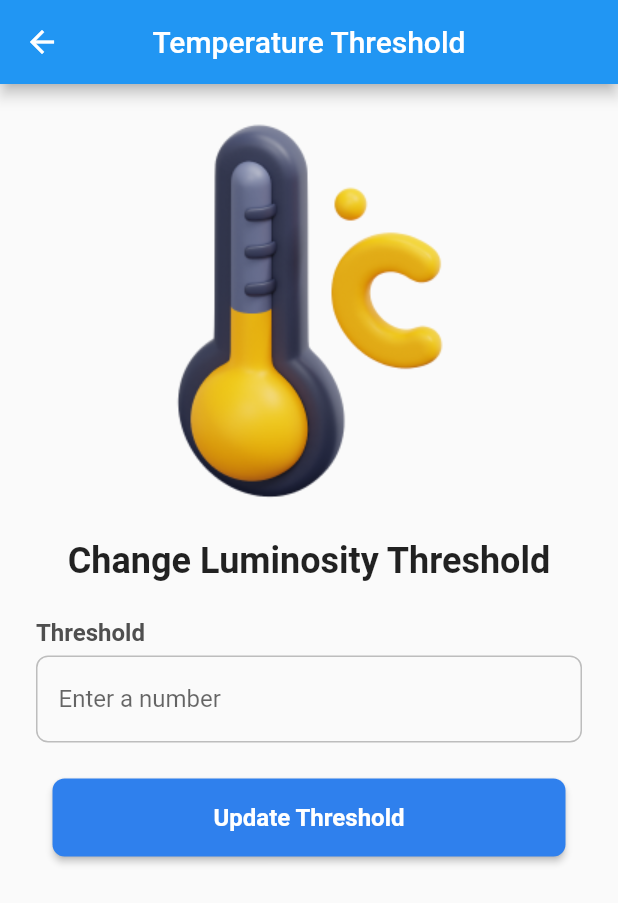
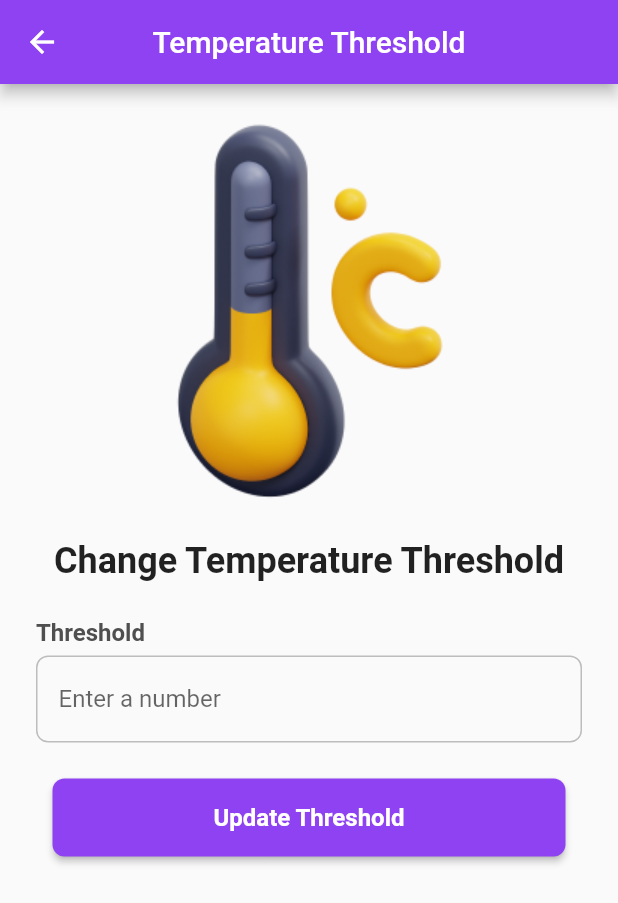
Before and after one commit to Abdelouadoud8/projet-dev-mobile-flutter, a Flutter app: the screen it shows after launch, after a tap on "Temperature Threshold", on a phone screen of 412 x 824 dp. Shown: the top 903 px of the screen. Run offline on Flutter 3.47's test engine with Material 2 defaults, Android fonts, the phone set to English and light mode, and no system bars; our stand-ins replace bloc, cloud_firestore, firebase_core, flutter_bloc; accounts and stored records are empty; network calls fail; Roboto replaces fonts that are missing (Gilroy).

Commit message:
Cleaned the files

```diff
--- a/lib/http_util.dart
+++ b/lib/http_util.dart
@@ -109,11 +109,9 @@ class HttpUtil {
       } else {
         _showErrorSnackBar(context, "Failed to update the temperature threshold.");
         print("Failed to update the temperature threshold. Status code: ${response.statusCode}");
-        // Handle the failure case here
       }
     } catch (error) {
       print("Error sending request: $error");
-      // Handle any errors that occur during the request
     }
   }
 }
--- a/lib/main.dart
+++ b/lib/main.dart
@@ -65,6 +65,7 @@ class _HomeScreenState extends State<HomeScreen> {
       appBar: AppBar(
         title: Text("Mobile project"),
         centerTitle: true,
+        backgroundColor: Color(0xFF8F42F1),
       ),
       body: SingleChildScrollView(
         child: Padding(
@@ -184,13 +185,13 @@ class _HomeScreenState extends State<HomeScreen> {
                                 decoration: BoxDecoration(
                                   shape: BoxShape.rectangle,
                                   borderRadius: BorderRadius.circular(6),
-                                  color: Color(0xFFF0F2FF), // Replace with your desired background color
+                                  color: Color(0xFFF0F2FF),
                                 ),
-                                padding: EdgeInsets.all(8), // Adjust the padding as needed
+                                padding: EdgeInsets.all(8),
                                 child: Icon(
                                   Icons.lightbulb_outline_rounded,
                                   size: 28,
-                                  color: Color(0xFF0578FF), // You can adjust the icon color
+                                  color: Color(0xFF8F42F1),
                                 ),
                               ),
                               SizedBox(height:8),
@@ -207,11 +208,7 @@ class _HomeScreenState extends State<HomeScreen> {
                           Switch(
                             value: isLampOn,
                             onChanged: (bool value) {
-                              setState(() {
-                                isLampOn = value;
-                              });
-
-                              // Send a POST request to the server
+                              setState(() {isLampOn = value;});
                               sendToggleRequest(isLampOn);
                             },
                           ),
@@ -231,38 +228,6 @@ class _HomeScreenState extends State<HomeScreen> {
                 ),
               ],
             ),
-
-            /// TESTING ///
-            /*Column(
-              children: <Widget>[
-                ElevatedButton(
-                  onPressed: () {
-                    // _firebaseService.addSensorData('WORKKKINNGGG, Firebase!');
-                  },
-                  child: Text('Add Data to Firestore'),
-                ),
-                StreamBuilder<QuerySnapshot<Object?>>(
-                  stream: _firebaseService.getData(),
-                  builder: (context, snapshot) {
-                    if (snapshot.hasError) {
-                      return Text('Error: ${snapshot.error}');
-                    }
-
-                    if (snapshot.connectionState == ConnectionState.waiting) {
-                      return CircularProgressIndicator();
-                    }
-
-                    final data = snapshot.data?.docs ?? []; // Use null-safe operator and provide a default value
-                    return Column(
-                      children: data.map((doc) {
-                        final message = doc['message'] as String? ?? ''; // Cast to String and handle null
-                        return Text(message);
-                      }).toList(),
-                    );
-                  },
-                )
-              ],
-            ),*/
           ],
         ),
       ),
--- a/lib/views/luminosity_threshold.dart
+++ b/lib/views/luminosity_threshold.dart
@@ -27,6 +27,7 @@ class _LuminosityThresholdState extends State<LuminosityThreshold> {
       appBar: AppBar(
         title: Text('Luminosity Threshold'),
         centerTitle: true,
+        backgroundColor: Color(0xFF8F42F1),
       ),
       body: SingleChildScrollView(
         child: Padding(
@@ -86,7 +87,6 @@ class _LuminosityThresholdState extends State<LuminosityThreshold> {
             ),
 
             SizedBox(height: 24),
-            // Update button at the bottom
             PrimaryButton(
               onPressed: _postSeuilLum,
             ),
--- a/lib/views/primary_button.dart
+++ b/lib/views/primary_button.dart
@@ -13,16 +13,16 @@ class PrimaryButton extends StatelessWidget {
   @override
   Widget build(BuildContext context) {
     return ElevatedButton(
-      onPressed: onPressed, // Call the onPressed callback when the button is pressed
+      onPressed: onPressed,
       style: ElevatedButton.styleFrom(
         minimumSize: Size(342, 52),
-        primary: Color(0xFF2F80ED),
+        primary: Color(0xFF8F42F1),
         shape: RoundedRectangleBorder(
           borderRadius: BorderRadius.circular(8),
         ),
       ),
       child: Text(
-        label ?? 'Update Threshold', // Use the provided label or a default one
+        label ?? 'Update Threshold',
         style: TextStyle(
           color: Colors.white,
           fontSize: 16,
--- a/lib/views/sensors_box.dart
+++ b/lib/views/sensors_box.dart
@@ -28,7 +28,6 @@ class _SensorsBoxState extends State<SensorsBox> {
 
   // Function to show historical data
   void showHistoricalData() {
-    // Access the historical sensor data list from the SensorBloc
     final historyData = context.read<SensorBloc>().sensorDataHistory;
 
     /// Display the history
@@ -108,7 +107,6 @@ class _SensorsBoxState extends State<SensorsBox> {
 
   @override
   void dispose() {
-    // Cancel the timer when the widget is disposed to prevent memory leaks
     _timer.cancel();
     super.dispose();
   }
--- a/lib/views/temperature_threshold.dart
+++ b/lib/views/temperature_threshold.dart
@@ -33,6 +33,7 @@ class _TemperatureThresholdState extends State<TemperatureThreshold> {
       appBar: AppBar(
         title: Text('Temperature Threshold'),
         centerTitle: true,
+        backgroundColor: Color(0xFF8F42F1),
       ),
       body: SingleChildScrollView(
         child: Padding(
@@ -44,7 +45,7 @@ class _TemperatureThresholdState extends State<TemperatureThreshold> {
             SizedBox(height: 24), // Spacing between image and text
             // Main text title
             Text(
-              'Change Luminosity Threshold',
+              'Change Temperature Threshold',
               style: TextStyle(
                 fontSize: 24,
                 fontWeight: FontWeight.bold,
--- a/lib/views/threshold_box.dart
+++ b/lib/views/threshold_box.dart
@@ -41,7 +41,7 @@ class ThresholdBox extends StatelessWidget {
                   child: Icon(
                     icon,
                     size: 28,
-                    color: Color(0xFF0578FF),
+                    color: Color(0xFF8F42F1),
                   ),
                 ),
                 SizedBox(height:8),
--- a/pubspec.yaml
+++ b/pubspec.yaml
@@ -32,9 +32,8 @@ dependencies:
   http: ^0.13.3 # Utilisé pour faire des requêtes HTTP à l'API RESTful
   json_annotation: ^4.0.1 # Pour la sérialisation JSON
   flutter_spinkit: ^5.1.0 # Pour des indicateurs de chargement animés
-  provider: ^6.0.0
-  bloc: ^7.0.0 # Use the latest version available
-  flutter_bloc: ^7.0.0 # Use the latest version available
+  bloc: ^7.0.0
+  flutter_bloc: ^7.0.0
 
 
 
```
Also changed, not shown: lib/views/temp_lum_history.dart (+13 -10 lines), pubspec.lock.
